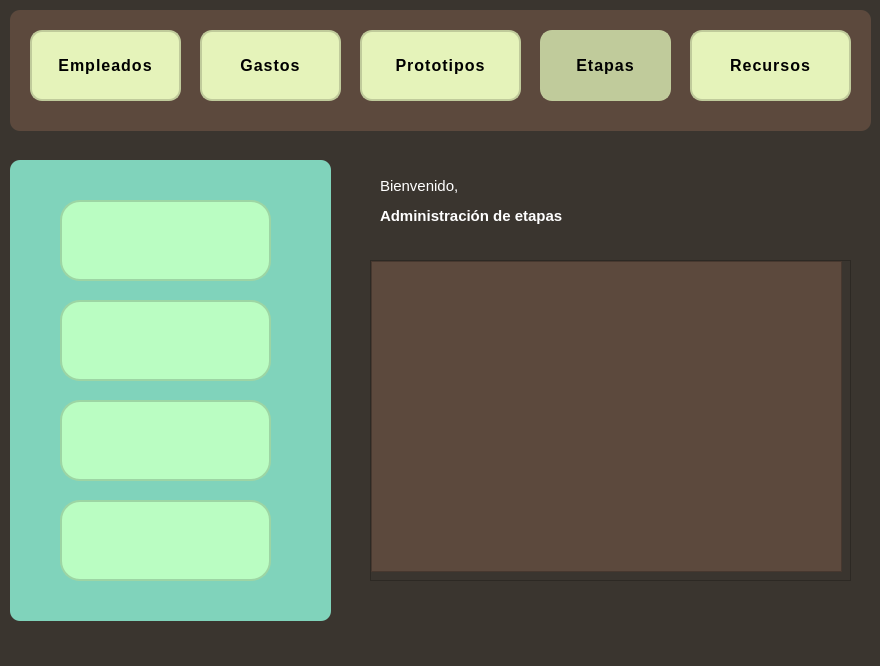
First picture: the form in V_Et.ui, repository julinavas14/trabajo_programacion_sql, before the edit.
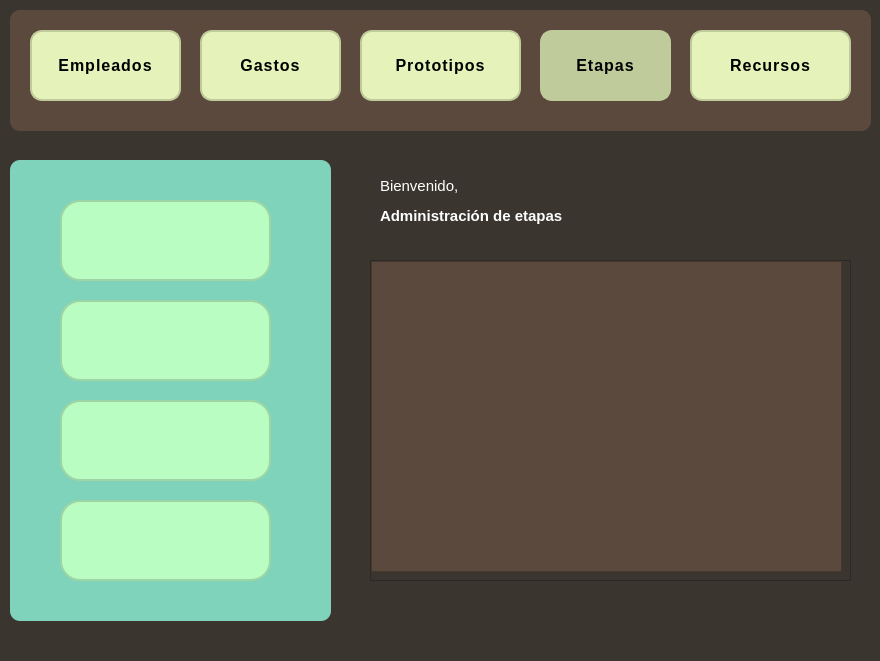
Second picture: the form after the edit. Icons and pictures are not drawn.

```diff
--- a/V_Et.ui
+++ b/V_Et.ui
@@ -7,7 +7,7 @@
     <x>0</x>
     <y>0</y>
     <width>880</width>
-    <height>666</height>
+    <height>661</height>
    </rect>
   </property>
   <property name="windowTitle">
```
Left out of the diff: 8 changed lines with no effect on the pictures.
